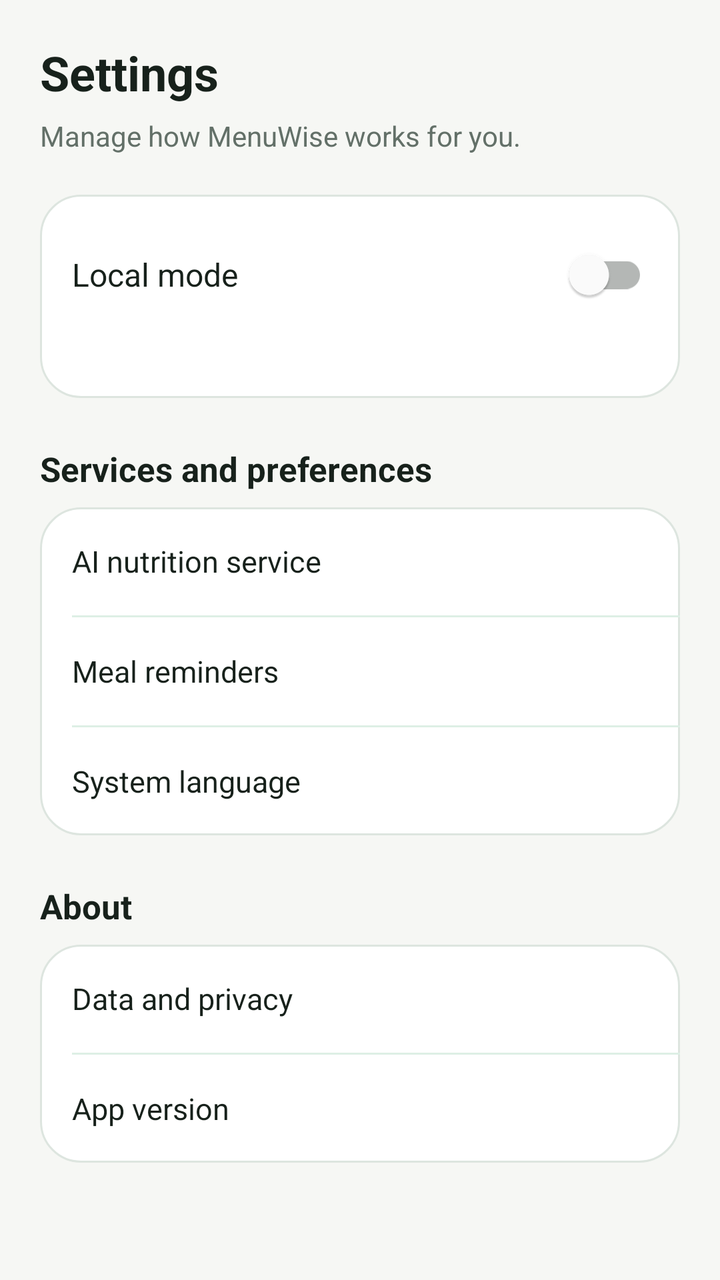
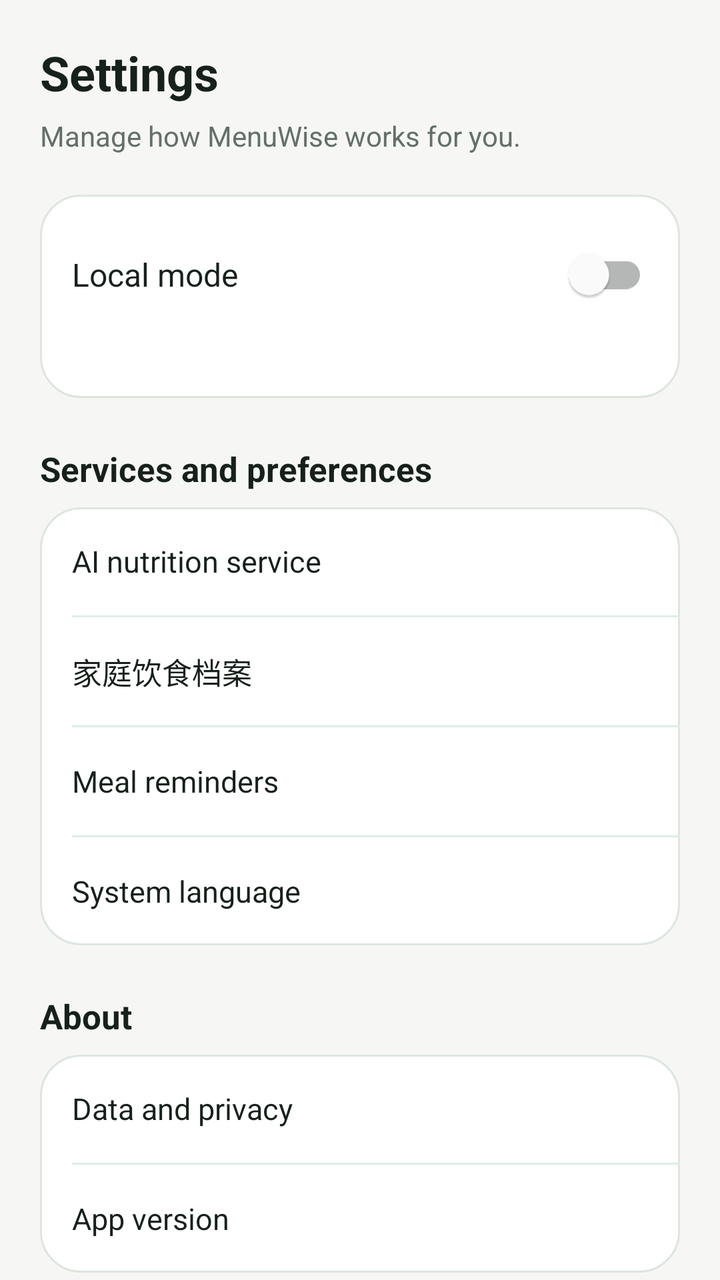

An Android layout rendered at two revisions. The XML below is the earlier revision; the diff shows what the commit changed to produce the second picture.
<!-- AndroidManifest.xml: application theme Theme.Careium -->
<!-- res/layout/fragment_settings.xml -->
<?xml version="1.0" encoding="utf-8"?>
<androidx.core.widget.NestedScrollView xmlns:android="http://schemas.android.com/apk/res/android"
    android:layout_width="match_parent"
    android:layout_height="match_parent"
    android:background="@color/mw_canvas"
    android:fillViewport="true">

    <LinearLayout
        android:layout_width="match_parent"
        android:layout_height="wrap_content"
        android:orientation="vertical"
        android:paddingStart="20dp"
        android:paddingTop="20dp"
        android:paddingEnd="20dp"
        android:paddingBottom="32dp">

        <TextView
            android:layout_width="wrap_content"
            android:layout_height="wrap_content"
            android:text="@string/settings_title"
            android:textColor="@color/mw_ink"
            android:textSize="24sp"
            android:textStyle="bold" />

        <TextView
            android:layout_width="match_parent"
            android:layout_height="wrap_content"
            android:layout_marginTop="6dp"
            android:text="@string/settings_subtitle"
            android:textColor="@color/mw_muted"
            android:textSize="14sp" />

        <LinearLayout
            android:layout_width="match_parent"
            android:layout_height="wrap_content"
            android:layout_marginTop="20dp"
            android:background="@drawable/mw_surface_card"
            android:orientation="vertical"
            android:padding="16dp">

            <com.google.android.material.switchmaterial.SwitchMaterial
                android:id="@+id/switch_offline_mode"
                android:layout_width="match_parent"
                android:layout_height="wrap_content"
                android:minHeight="48dp"
                android:text="@string/settings_offline_mode"
                android:textColor="@color/mw_ink"
                android:textSize="16sp" />

            <TextView
                android:id="@+id/text_mode_summary"
                android:layout_width="match_parent"
                android:layout_height="wrap_content"
                android:layout_marginTop="4dp"
                android:textColor="@color/mw_muted"
                android:textSize="13sp" />
        </LinearLayout>

        <TextView
            android:layout_width="wrap_content"
            android:layout_height="wrap_content"
            android:layout_marginTop="24dp"
            android:text="@string/settings_services"
            android:textColor="@color/mw_ink"
            android:textSize="17sp"
            android:textStyle="bold" />

        <LinearLayout
            android:layout_width="match_parent"
            android:layout_height="wrap_content"
            android:layout_marginTop="8dp"
            android:background="@drawable/mw_surface_card"
            android:orientation="vertical">

            <TextView android:id="@+id/row_ai_service" style="@style/MenuWise.SettingsRow" android:text="@string/settings_ai_service" />
            <View style="@style/MenuWise.SettingsDivider" />
            <TextView android:id="@+id/row_reminder" style="@style/MenuWise.SettingsRow" android:text="@string/settings_reminders" />
            <View style="@style/MenuWise.SettingsDivider" />
            <TextView android:id="@+id/row_language" style="@style/MenuWise.SettingsRow" android:text="@string/settings_language" />
        </LinearLayout>

        <TextView
            android:layout_width="wrap_content"
            android:layout_height="wrap_content"
            android:layout_marginTop="24dp"
            android:text="@string/settings_about"
            android:textColor="@color/mw_ink"
            android:textSize="17sp"
            android:textStyle="bold" />

        <LinearLayout
            android:layout_width="match_parent"
            android:layout_height="wrap_content"
            android:layout_marginTop="8dp"
            android:background="@drawable/mw_surface_card"
            android:orientation="vertical">

            <TextView android:id="@+id/row_privacy" style="@style/MenuWise.SettingsRow" android:text="@string/settings_privacy" />
            <View style="@style/MenuWise.SettingsDivider" />
            <TextView
                android:id="@+id/text_version"
                style="@style/MenuWise.SettingsRow"
                android:clickable="false"
                android:focusable="false"
                android:text="@string/settings_version" />
        </LinearLayout>
    </LinearLayout>
</androidx.core.widget.NestedScrollView>
<!-- resources referenced by this layout -->
<resources>
  <color name="mw_canvas">#F6F7F4</color>
  <color name="mw_ink">#17211B</color>
  <color name="mw_muted">#637068</color>
  <!-- drawable mw_surface_card (drawable) -->
  <shape xmlns:android="http://schemas.android.com/apk/res/android">
      <solid android:color="@color/mw_surface"/><corners android:radius="20dp"/>
      <stroke android:width="1dp" android:color="@color/mw_border"/>
  </shape>
  <string name="settings_about">About</string>
  <string name="settings_ai_service">AI nutrition service</string>
  <string name="settings_language">System language</string>
  <string name="settings_offline_mode">Local mode</string>
  <string name="settings_privacy">Data and privacy</string>
  <string name="settings_reminders">Meal reminders</string>
  <string name="settings_services">Services and preferences</string>
  <string name="settings_subtitle">Manage how MenuWise works for you.</string>
  <string name="settings_title">Settings</string>
  <string name="settings_version">App version</string>
  <style name="MenuWise.SettingsDivider" parent="">
          <item name="android:layout_width">match_parent</item>
          <item name="android:layout_height">1dp</item>
          <item name="android:layout_marginStart">16dp</item>
          <item name="android:background">@color/mw_primary_soft</item>
      </style>
  <style name="MenuWise.SettingsRow" parent="">
          <item name="android:layout_width">match_parent</item>
          <item name="android:layout_height">wrap_content</item>
          <item name="android:minHeight">54dp</item>
          <item name="android:gravity">center_vertical</item>
          <item name="android:paddingStart">16dp</item>
          <item name="android:paddingEnd">16dp</item>
          <item name="android:clickable">true</item>
          <item name="android:focusable">true</item>
          <item name="android:foreground">?attr/selectableItemBackground</item>
          <item name="android:textColor">@color/mw_ink</item>
          <item name="android:textSize">15sp</item>
      </style>
  <style name="Theme.Careium" parent="Theme.MenuWise.Base" />
  <color name="mw_surface">#FFFFFFFF</color>
  <color name="mw_border">#DDE5DF</color>
  <color name="mw_primary_soft">#DDEFE5</color>
  <color name="mw_primary">#176B45</color>
  <color name="mw_calories">#E4892E</color>
  <color name="white">#FFFFFFFF</color>
  <style name="Widget.MenuWise.Button" parent="Widget.MaterialComponents.Button">
          <item name="cornerRadius">14dp</item>
          <item name="android:minHeight">52dp</item>
          <item name="android:textAllCaps">false</item>
          <item name="android:textSize">15sp</item>
          <item name="android:textStyle">normal</item>
          <item name="android:insetTop">4dp</item>
          <item name="android:insetBottom">4dp</item>
          <item name="android:elevation">0dp</item>
      </style>
  <!-- unchanged entries left out for length: 1 -->
</resources>

<!-- the commit's change to res/layout/fragment_settings.xml (unified diff, before → after) -->
@@ -74,6 +74,8 @@
 
             <TextView android:id="@+id/row_ai_service" style="@style/MenuWise.SettingsRow" android:text="@string/settings_ai_service" />
             <View style="@style/MenuWise.SettingsDivider" />
+            <TextView android:id="@+id/row_household_profiles" style="@style/MenuWise.SettingsRow" android:text="家庭饮食档案" />
+            <View style="@style/MenuWise.SettingsDivider" />
             <TextView android:id="@+id/row_reminder" style="@style/MenuWise.SettingsRow" android:text="@string/settings_reminders" />
             <View style="@style/MenuWise.SettingsDivider" />
             <TextView android:id="@+id/row_language" style="@style/MenuWise.SettingsRow" android:text="@string/settings_language" />
